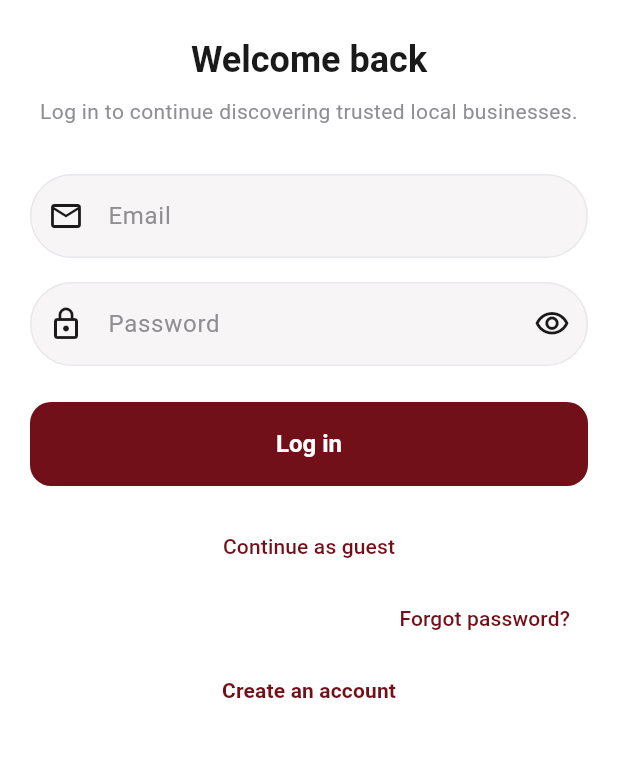
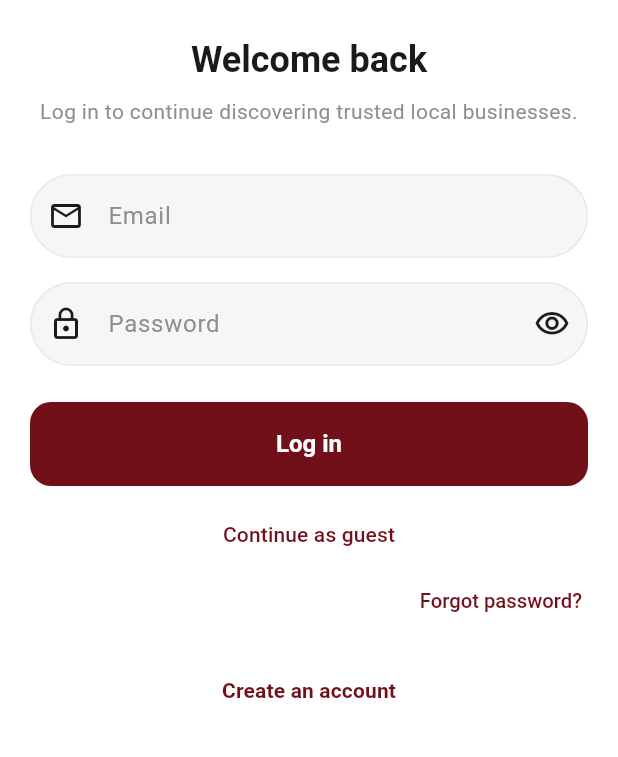
Before and after one commit to slayqueearikma-beep/margem, a Flutter app: the LoginScreen screen opened by its route, on a phone screen of 412 x 824 dp, the part 318-1075 px from its top. Run offline on Flutter 3.47's test engine with Material 3 defaults, Android fonts, the phone set to English and light mode, and no system bars; our stand-ins replace cached_network_image, flutter_rating_bar, flutter_riverpod, flutter_secure_storage, geolocator, go_router and 3 more; accounts and stored records are empty.

Commit message:
Fix Arabic StatCard overflows and refine login Forgot password
Make StatCards overflow-safe with Expanded text regions, taller
RTL-aware card height, and directional alignment. Mirror menu
chevrons for Arabic, allow wrapping titles/subtitles, and style
Forgot password as a subtle 13.5sp medium-weight link.

Co-authored-by: slayqueearikma-beep <slayqueearikma-beep@users.noreply.github.com>

```diff
--- a/souq-local/mobile/lib/features/auth/login_screen.dart
+++ b/souq-local/mobile/lib/features/auth/login_screen.dart
@@ -185,16 +185,30 @@ class _LoginScreenState extends ConsumerState<LoginScreen> {
               const SizedBox(height: AppSpacing.lg),
               PrimaryButton(
                   label: l10n.logIn, onPressed: _login, isLoading: _loading),
-              const SizedBox(height: AppSpacing.md),
+              const SizedBox(height: AppSpacing.sm),
               TextButton(
-                  onPressed: _continueAsGuest, child: Text(l10n.guestContinue)),
+                onPressed: _continueAsGuest,
+                child: Text(l10n.guestContinue),
+              ),
               Align(
-                alignment: Alignment.centerRight,
+                alignment: AlignmentDirectional.centerEnd,
                 child: TextButton(
                   onPressed: () => context.push('/forgot-password'),
+                  style: TextButton.styleFrom(
+                    minimumSize: const Size(48, 40),
+                    tapTargetSize: MaterialTapTargetSize.shrinkWrap,
+                    padding: const EdgeInsets.symmetric(horizontal: 4, vertical: 4),
+                    foregroundColor: AppColors.primary,
+                    textStyle: const TextStyle(
+                      fontSize: 13.5,
+                      fontWeight: FontWeight.w500,
+                      height: 1.2,
+                    ),
+                  ),
                   child: Text(l10n.forgotPassword),
                 ),
               ),
+              const SizedBox(height: AppSpacing.md),
               LinkTextButton(
                   label: l10n.createAccount,
                   onPressed: () => context.go('/onboarding/account-type')),
```
Also changed, not shown: souq-local/mobile/lib/core/widgets/content_widgets.dart (+71 -19 lines), souq-local/mobile/lib/features/seller/seller_dashboard_screen.dart (+7 -2 lines), 1 other file.
